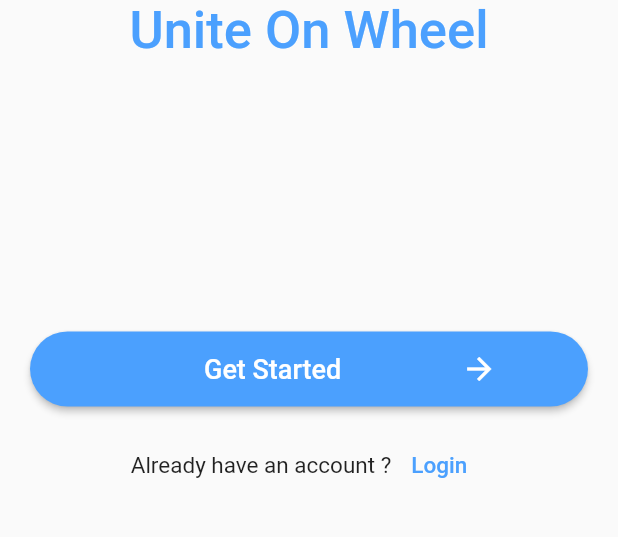
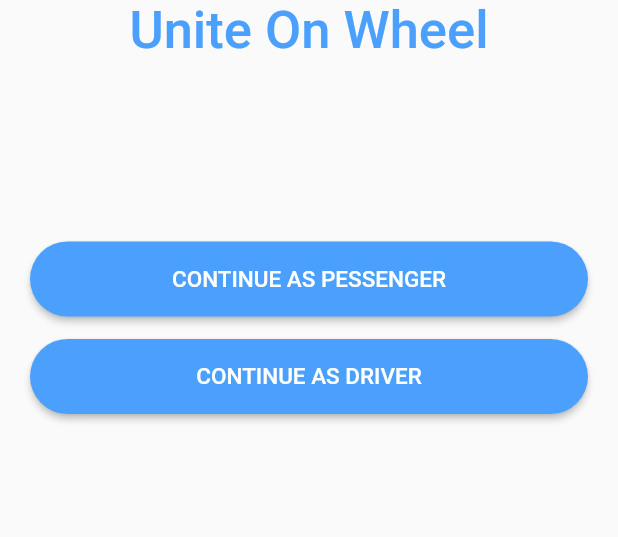
Before and after one commit to osama355/FYP, a Flutter app: the screen it shows after launch, on a phone screen of 412 x 824 dp, the part 555-1092 px from its top. Run offline on Flutter 3.47's test engine with Material 2 defaults, Android fonts, the phone set to English and light mode, and no system bars; our stand-ins replace firebase_auth, firebase_core, firebase_database, fluttertoast; accounts and stored records are empty.

Commit message:
update 1

```diff
--- a/lib/screens/getting_started.dart
+++ b/lib/screens/getting_started.dart
@@ -1,4 +1,4 @@
-import 'package:drive_sharing_app/screens/driver/driver_login_screen.dart';
+import 'package:drive_sharing_app/screens/pessenger/pess_login.dart';
 import 'package:drive_sharing_app/screens/signup_screen.dart';
 import 'package:flutter/material.dart';
 import 'package:flutter/services.dart';
@@ -42,7 +42,32 @@ class _GettingStartedState extends State<GettingStarted> {
                       fontWeight: FontWeight.w500),
                 ),
                 const SizedBox(
-                  height: 180,
+                  height: 120,
+                ),
+                ElevatedButton(
+                  style: ButtonStyle(
+                      backgroundColor:
+                          MaterialStateProperty.all(const Color(0xff4BA0FE)),
+                      shape: MaterialStateProperty.all(RoundedRectangleBorder(
+                          borderRadius: BorderRadius.circular(25)))),
+                  onPressed: () {
+                    Navigator.push(
+                        context,
+                        MaterialPageRoute(
+                            builder: (context) => const PessengerLogin()));
+                  },
+                  child: const SizedBox(
+                    height: 50,
+                    child: Center(
+                      child: Text(
+                        "CONTINUE AS PESSENGER",
+                        style: TextStyle(fontSize: 15),
+                      ),
+                    ),
+                  ),
+                ),
+                const SizedBox(
+                  height: 15,
                 ),
                 ElevatedButton(
                   style: ButtonStyle(
@@ -56,54 +81,16 @@ class _GettingStartedState extends State<GettingStarted> {
                         MaterialPageRoute(
                             builder: (context) => const SignUp()));
                   },
-                  child: Row(
-                    // mainAxisAlignment: MainAxisAlignment.spaceBetween,
-                    children: const [
-                      SizedBox(
-                        height: 50,
-                        width: 100,
+                  child: const SizedBox(
+                    height: 50,
+                    child: Center(
+                      child: Text(
+                        "CONTINUE AS DRIVER",
+                        style: TextStyle(fontSize: 15),
                       ),
-                      Text(
-                        "Get Started",
-                        style: TextStyle(fontSize: 18),
-                      ),
-                      SizedBox(
-                        height: 50,
-                        width: 80,
-                      ),
-                      Icon(
-                        Icons.arrow_forward,
-                        size: 24,
-                      )
-                    ],
+                    ),
                   ),
                 ),
-                const SizedBox(
-                  height: 15,
-                ),
-                Row(
-                  mainAxisAlignment: MainAxisAlignment.center,
-                  children: [
-                    const Text(
-                      "Already have an account ?",
-                      style: TextStyle(fontSize: 15),
-                    ),
-                    TextButton(
-                      child: const Text(
-                        'Login',
-                        style:
-                            TextStyle(color: Color(0xff4BA0FE), fontSize: 15),
-                      ),
-                      onPressed: () {
-                        Navigator.push(
-                            context,
-                            MaterialPageRoute(
-                                builder: (context) =>
-                                    const DriveLoginScreen()));
-                      },
-                    ),
-                  ],
-                )
               ],
             ),
           ),
--- a/lib/screens/pessenger/pess_post_screen.dart
+++ b/lib/screens/pessenger/pess_post_screen.dart
@@ -34,6 +34,5 @@ class _PessePostScreenState extends State<PessePostScreen> {
         ],
       ),
     );
-    ;
   }
 }
```
Also changed, not shown: lib/screens/driver/drive_signup_screen.dart (+1 -16 lines), lib/screens/driver/driver_login_screen.dart (+0 -20 lines), lib/screens/pessenger/pess_login.dart (+7 -3 lines), lib/screens/pessenger/verify_mbl_code.dart (+4 -3 lines), lib/screens/signup_screen.dart (+5 -5 lines).
